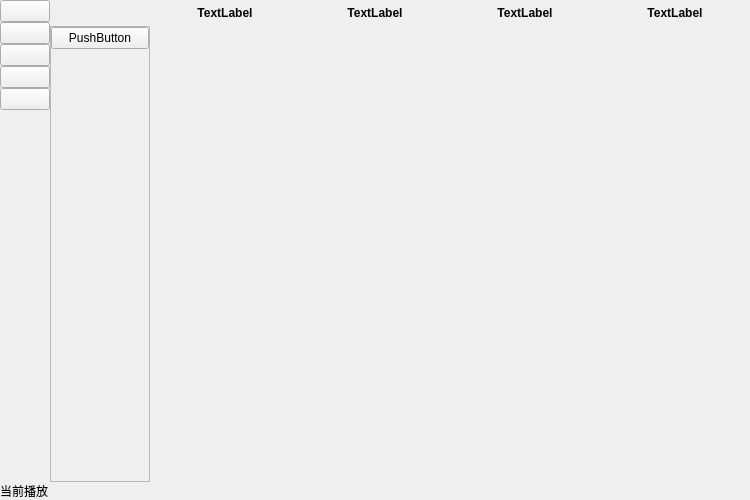
Before: the Qt Designer form centralwidget.ui in QKira/QMusicPlayer, drawn with Qt 5.
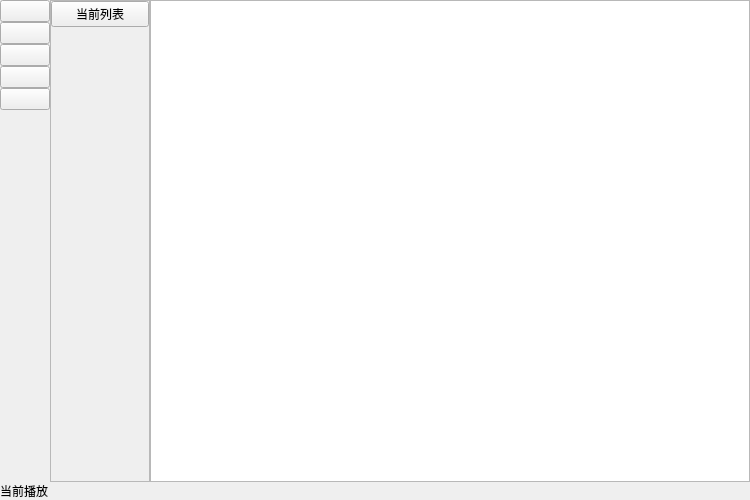
After: the same form once the commit is applied. The open tabs and pages were chosen to show the change. Icons and pictures are not drawn.

The edit to the form file:
```diff
--- a/centralwidget.ui
+++ b/centralwidget.ui
@@ -910,175 +910,7 @@
           <number>0</number>
          </property>
          <item>
-          <widget class="QWidget" name="widget_Playlists_Top" native="true">
-           <property name="minimumSize">
-            <size>
-             <width>0</width>
-             <height>26</height>
-            </size>
-           </property>
-           <property name="maximumSize">
-            <size>
-             <width>16777215</width>
-             <height>26</height>
-            </size>
-           </property>
-           <property name="styleSheet">
-            <string notr="true"/>
-           </property>
-           <layout class="QHBoxLayout" name="horizontalLayout">
-            <property name="spacing">
-             <number>0</number>
-            </property>
-            <property name="leftMargin">
-             <number>0</number>
-            </property>
-            <property name="topMargin">
-             <number>0</number>
-            </property>
-            <property name="rightMargin">
-             <number>0</number>
-            </property>
-            <property name="bottomMargin">
-             <number>0</number>
-            </property>
-            <item>
-             <widget class="QWidget" name="widget_Playlists_TopLeft" native="true">
-              <property name="minimumSize">
-               <size>
-                <width>100</width>
-                <height>0</height>
-               </size>
-              </property>
-              <property name="maximumSize">
-               <size>
-                <width>100</width>
-                <height>16777215</height>
-               </size>
-              </property>
-              <layout class="QHBoxLayout" name="horizontalLayout_10">
-               <property name="spacing">
-                <number>0</number>
-               </property>
-               <property name="leftMargin">
-                <number>0</number>
-               </property>
-               <property name="topMargin">
-                <number>0</number>
-               </property>
-               <property name="rightMargin">
-                <number>0</number>
-               </property>
-               <property name="bottomMargin">
-                <number>0</number>
-               </property>
-               <item>
-                <widget class="QLabel" name="label_Playlists_1">
-                 <property name="font">
-                  <font>
-                   <bold>true</bold>
-                  </font>
-                 </property>
-                 <property name="styleSheet">
-                  <string notr="true"/>
-                 </property>
-                 <property name="text">
-                  <string/>
-                 </property>
-                 <property name="alignment">
-                  <set>Qt::AlignmentFlag::AlignCenter</set>
-                 </property>
-                </widget>
-               </item>
-              </layout>
-             </widget>
-            </item>
-            <item>
-             <widget class="QWidget" name="widget_Playlists_TopRight" native="true">
-              <layout class="QHBoxLayout" name="horizontalLayout_9" stretch="0,0,0,0">
-               <property name="spacing">
-                <number>0</number>
-               </property>
-               <property name="leftMargin">
-                <number>0</number>
-               </property>
-               <property name="topMargin">
-                <number>0</number>
-               </property>
-               <property name="rightMargin">
-                <number>0</number>
-               </property>
-               <property name="bottomMargin">
-                <number>0</number>
-               </property>
-               <item>
-                <widget class="QLabel" name="label_Playlists_2">
-                 <property name="font">
-                  <font>
-                   <bold>true</bold>
-                  </font>
-                 </property>
-                 <property name="text">
-                  <string>TextLabel</string>
-                 </property>
-                 <property name="alignment">
-                  <set>Qt::AlignmentFlag::AlignCenter</set>
-                 </property>
-                </widget>
-               </item>
-               <item>
-                <widget class="QLabel" name="label_Playlists_3">
-                 <property name="font">
-                  <font>
-                   <bold>true</bold>
-                  </font>
-                 </property>
-                 <property name="text">
-                  <string>TextLabel</string>
-                 </property>
-                 <property name="alignment">
-                  <set>Qt::AlignmentFlag::AlignCenter</set>
-                 </property>
-                </widget>
-               </item>
-               <item>
-                <widget class="QLabel" name="label_Playlists_4">
-                 <property name="font">
-                  <font>
-                   <bold>true</bold>
-                  </font>
-                 </property>
-                 <property name="text">
-                  <string>TextLabel</string>
-                 </property>
-                 <property name="alignment">
-                  <set>Qt::AlignmentFlag::AlignCenter</set>
-                 </property>
-                </widget>
-               </item>
-               <item>
-                <widget class="QLabel" name="label_Playlists_5">
-                 <property name="font">
-                  <font>
-                   <bold>true</bold>
-                  </font>
-                 </property>
-                 <property name="text">
-                  <string>TextLabel</string>
-                 </property>
-                 <property name="alignment">
-                  <set>Qt::AlignmentFlag::AlignCenter</set>
-                 </property>
-                </widget>
-               </item>
-              </layout>
-             </widget>
-            </item>
-           </layout>
-          </widget>
-         </item>
-         <item>
-          <widget class="QWidget" name="widget_Playlists_Bottom" native="true">
+          <widget class="QWidget" name="widget_Playlists" native="true">
            <layout class="QHBoxLayout" name="horizontalLayout_8">
             <property name="spacing">
              <number>0</number>
@@ -1144,8 +976,8 @@
                    <rect>
                     <x>0</x>
                     <y>0</y>
-                    <width>93</width>
-                    <height>28</height>
+                    <width>98</width>
+                    <height>477</height>
                    </rect>
                   </property>
                   <layout class="QVBoxLayout" name="verticalLayout_8">
@@ -1167,7 +999,7 @@
                    <item>
                     <widget class="QPushButton" name="button_Playlists_favor">
                      <property name="text">
-                      <string>PushButton</string>
+                      <string>当前列表</string>
                      </property>
                     </widget>
                    </item>
@@ -1192,11 +1024,7 @@
              </widget>
             </item>
             <item>
-             <widget class="QWidget" name="widget_Playlists_BottomRight" native="true">
-              <property name="styleSheet">
-               <string notr="true"/>
-              </property>
-             </widget>
+             <widget class="QTableView" name="tableView_Playlists"/>
             </item>
            </layout>
           </widget>
```
Left out of the diff: 6 changed lines with no effect on the pictures.
